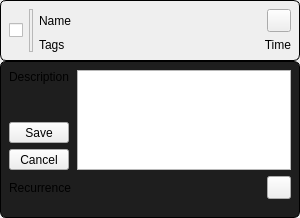
First picture: the form in src/TaskWidget/taskwidget.ui, repository david4more/QtToDo, before the edit.
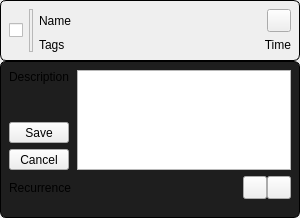
Second picture: the form after the edit.

```diff
--- a/src/TaskWidget/taskwidget.ui
+++ b/src/TaskWidget/taskwidget.ui
@@ -266,6 +266,9 @@
       </item>
       <item row="1" column="1">
        <layout class="QHBoxLayout" name="horizontalLayout">
+        <property name="spacing">
+         <number>0</number>
+        </property>
         <item>
          <widget class="QLabel" name="recurrenceLabel">
           <property name="text">
@@ -273,6 +276,16 @@
           </property>
          </widget>
         </item>
+        <item>
+         <widget class="QToolButton" name="editButton">
+          <property name="focusPolicy">
+           <enum>Qt::FocusPolicy::NoFocus</enum>
+          </property>
+          <property name="text">
+           <string/>
+          </property>
+         </widget>
+        </item>
         <item>
          <widget class="QToolButton" name="deleteButton">
           <property name="focusPolicy">
```
Left out of the diff: 3 changed lines with no effect on the pictures.
